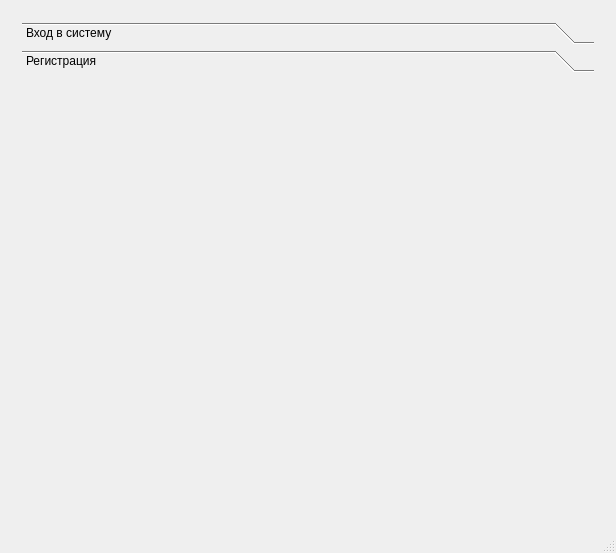
Before: the Qt Designer form mainwindow.ui in Dixaba/qtdbprogram, drawn with Qt 5.
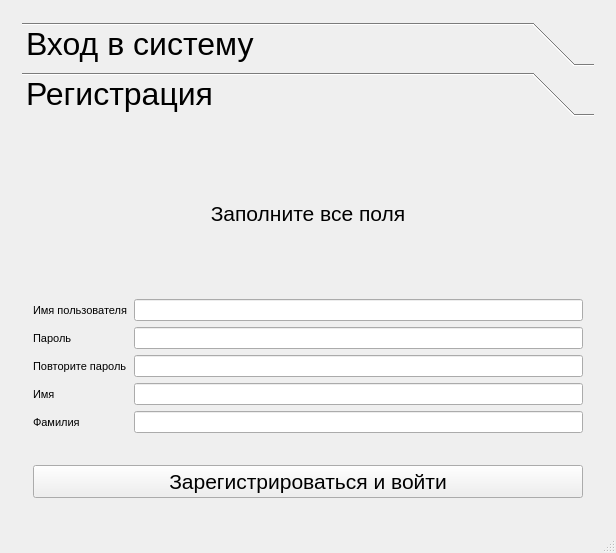
After: the same form once the commit is applied. The open tabs and pages were chosen to show the change.

Commit message: Опчки

```diff
--- a/mainwindow.ui
+++ b/mainwindow.ui
@@ -219,8 +219,10 @@
        <layout class="QGridLayout" name="gridLayout_2">
         <item row="0" column="0">
          <widget class="QToolBox" name="toolBox">
-          <property name="currentIndex">
-           <number>1</number>
+          <property name="font">
+           <font>
+            <pointsize>24</pointsize>
+           </font>
           </property>
           <widget class="QWidget" name="pageLogin">
            <property name="geometry">
@@ -240,13 +242,178 @@
             <rect>
              <x>0</x>
              <y>0</y>
-             <width>65</width>
-             <height>16</height>
+             <width>580</width>
+             <height>391</height>
             </rect>
            </property>
            <attribute name="label">
             <string>Регистрация</string>
            </attribute>
+           <layout class="QVBoxLayout" name="verticalLayout_3">
+            <item>
+             <widget class="QLabel" name="label_4">
+              <property name="sizePolicy">
+               <sizepolicy hsizetype="Minimum" vsizetype="Minimum">
+                <horstretch>0</horstretch>
+                <verstretch>0</verstretch>
+               </sizepolicy>
+              </property>
+              <property name="font">
+               <font>
+                <pointsize>16</pointsize>
+               </font>
+              </property>
+              <property name="text">
+               <string>Заполните все поля</string>
+              </property>
+              <property name="alignment">
+               <set>Qt::AlignCenter</set>
+              </property>
+             </widget>
+            </item>
+            <item>
+             <layout class="QFormLayout" name="formLayout_3">
+              <item row="0" column="0">
+               <widget class="QLabel" name="label_registerUser">
+                <property name="font">
+                 <font>
+                  <pointsize>8</pointsize>
+                 </font>
+                </property>
+                <property name="text">
+                 <string>Имя пользователя</string>
+                </property>
+               </widget>
+              </item>
+              <item row="0" column="1">
+               <widget class="QLineEdit" name="registerUser">
+                <property name="font">
+                 <font>
+                  <pointsize>8</pointsize>
+                 </font>
+                </property>
+                <property name="maxLength">
+                 <number>255</number>
+                </property>
+               </widget>
+              </item>
+              <item row="1" column="0">
+               <widget class="QLabel" name="label_registerPass">
+                <property name="font">
+                 <font>
+                  <pointsize>8</pointsize>
+                 </font>
+                </property>
+                <property name="text">
+                 <string>Пароль</string>
+                </property>
+               </widget>
+              </item>
+              <item row="1" column="1">
+               <widget class="QLineEdit" name="registerPass">
+                <property name="font">
+                 <font>
+                  <pointsize>8</pointsize>
+                 </font>
+                </property>
+                <property name="maxLength">
+                 <number>255</number>
+                </property>
+                <property name="echoMode">
+                 <enum>QLineEdit::PasswordEchoOnEdit</enum>
+                </property>
+               </widget>
+              </item>
+              <item row="3" column="0">
+               <widget class="QLabel" name="label_registerName">
+                <property name="font">
+                 <font>
+                  <pointsize>8</pointsize>
+                 </font>
+                </property>
+                <property name="text">
+                 <string>Имя</string>
+                </property>
+               </widget>
+              </item>
+              <item row="3" column="1">
+               <widget class="QLineEdit" name="registerName">
+                <property name="font">
+                 <font>
+                  <pointsize>8</pointsize>
+                 </font>
+                </property>
+                <property name="maxLength">
+                 <number>255</number>
+                </property>
+               </widget>
+              </item>
+              <item row="4" column="0">
+               <widget class="QLabel" name="label_registerSurname">
+                <property name="font">
+                 <font>
+                  <pointsize>8</pointsize>
+                 </font>
+                </property>
+                <property name="text">
+                 <string>Фамилия</string>
+                </property>
+               </widget>
+              </item>
+              <item row="4" column="1">
+               <widget class="QLineEdit" name="registerSurname">
+                <property name="font">
+                 <font>
+                  <pointsize>8</pointsize>
+                 </font>
+                </property>
+                <property name="maxLength">
+                 <number>255</number>
+                </property>
+               </widget>
+              </item>
+              <item row="2" column="0">
+               <widget class="QLabel" name="label_registerPassRepeat">
+                <property name="font">
+                 <font>
+                  <pointsize>8</pointsize>
+                 </font>
+                </property>
+                <property name="text">
+                 <string>Повторите пароль</string>
+                </property>
+               </widget>
+              </item>
+              <item row="2" column="1">
+               <widget class="QLineEdit" name="registerPassRepeat">
+                <property name="font">
+                 <font>
+                  <pointsize>8</pointsize>
+                 </font>
+                </property>
+                <property name="maxLength">
+                 <number>255</number>
+                </property>
+                <property name="echoMode">
+                 <enum>QLineEdit::PasswordEchoOnEdit</enum>
+                </property>
+               </widget>
+              </item>
+             </layout>
+            </item>
+            <item>
+             <widget class="QPushButton" name="buttonRegister">
+              <property name="font">
+               <font>
+                <pointsize>16</pointsize>
+               </font>
+              </property>
+              <property name="text">
+               <string>Зарегистрироваться и войти</string>
+              </property>
+             </widget>
+            </item>
+           </layout>
           </widget>
          </widget>
         </item>
```
Left out of the diff: 151 changed lines with no effect on the pictures. The commit also changes 2 other files.
